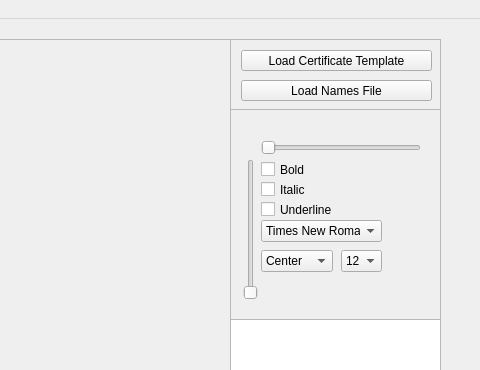
Above: certgen.ui from Iionsroar/Certgen before the change; both pictures show x 620 to 1100 and y 0 to 370 of the 1100 by 600 pixel window. Below: the same form after it.
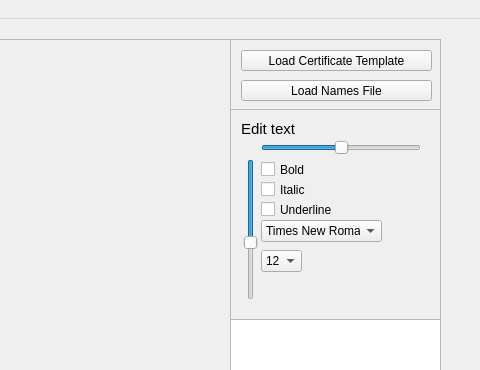
That is the form after the change.

Commit message: added dynamic name coordinate modifiers & font modifiers

```diff
--- a/certgen.ui
+++ b/certgen.ui
@@ -106,6 +106,9 @@
         <height>16</height>
        </rect>
       </property>
+      <property name="sliderPosition">
+       <number>50</number>
+      </property>
       <property name="orientation">
        <enum>Qt::Horizontal</enum>
       </property>
@@ -119,9 +122,21 @@
         <height>141</height>
        </rect>
       </property>
+      <property name="minimum">
+       <number>0</number>
+      </property>
+      <property name="sliderPosition">
+       <number>60</number>
+      </property>
       <property name="orientation">
        <enum>Qt::Vertical</enum>
       </property>
+      <property name="invertedAppearance">
+       <bool>true</bool>
+      </property>
+      <property name="invertedControls">
+       <bool>true</bool>
+      </property>
      </widget>
      <widget class="QCheckBox" name="chkBold">
       <property name="geometry">
@@ -191,36 +206,14 @@
       <property name="geometry">
        <rect>
         <x>30</x>
-        <y>140</y>
-        <width>72</width>
-        <height>22</height>
-       </rect>
-      </property>
-      <item>
-       <property name="text">
-        <string>Center</string>
-       </property>
-      </item>
-      <item>
-       <property name="text">
-        <string>Start</string>
-       </property>
-      </item>
-      <item>
-       <property name="text">
-        <string>End</string>
-       </property>
-      </item>
-     </widget>
-     <widget class="QComboBox" name="comboBox_3">
-      <property name="geometry">
-       <rect>
-        <x>110</x>
         <y>140</y>
         <width>41</width>
         <height>22</height>
        </rect>
       </property>
+      <property name="currentText">
+       <string>48</string>
+      </property>
       <item>
        <property name="text">
         <string>12</string>
@@ -257,6 +250,25 @@
        </property>
       </item>
      </widget>
+     <widget class="QLabel" name="label">
+      <property name="geometry">
+       <rect>
+        <x>10</x>
+        <y>10</y>
+        <width>98</width>
+        <height>20</height>
+       </rect>
+      </property>
+      <property name="text">
+       <string>&lt;html&gt;&lt;head/&gt;&lt;body&gt;&lt;p&gt;&lt;span style=&quot; font-size:11pt;&quot;&gt;Edit text&lt;/span&gt;&lt;/p&gt;&lt;/body&gt;&lt;/html&gt;</string>
+      </property>
+      <property name="scaledContents">
+       <bool>false</bool>
+      </property>
+      <property name="alignment">
+       <set>Qt::AlignLeading|Qt::AlignLeft|Qt::AlignTop</set>
+      </property>
+     </widget>
     </widget>
    </widget>
    <widget class="QScrollArea" name="filesArea">
```
Left out of the diff: 30 changed lines with no effect on the pictures. The commit also changes 6 other files.
